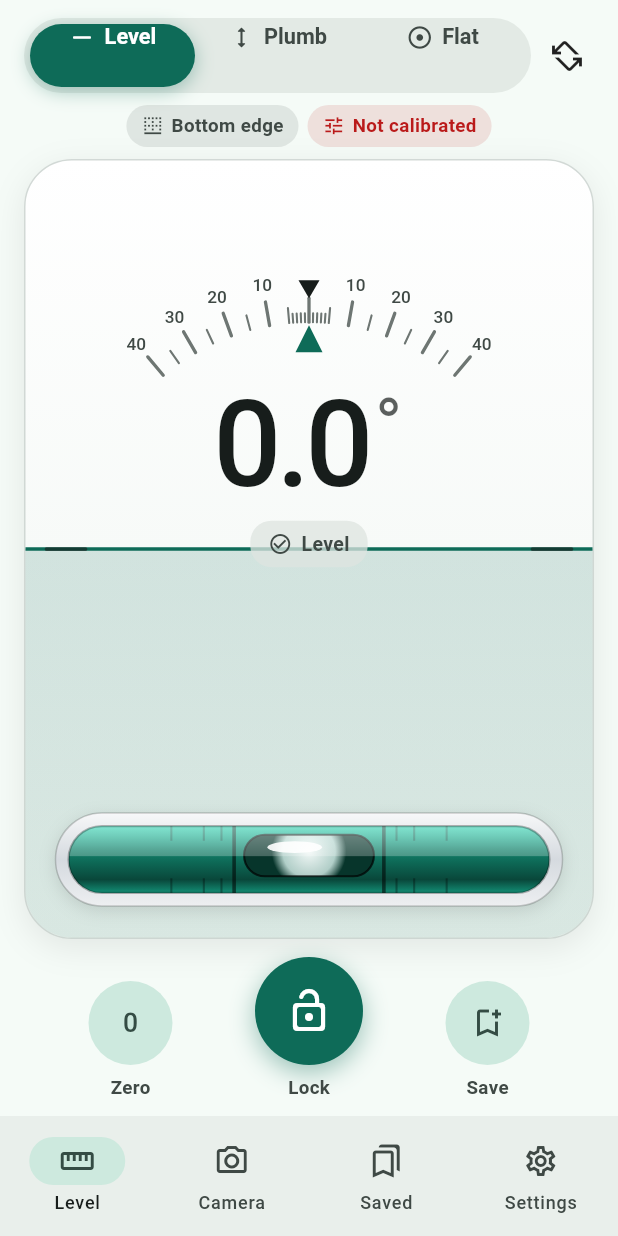
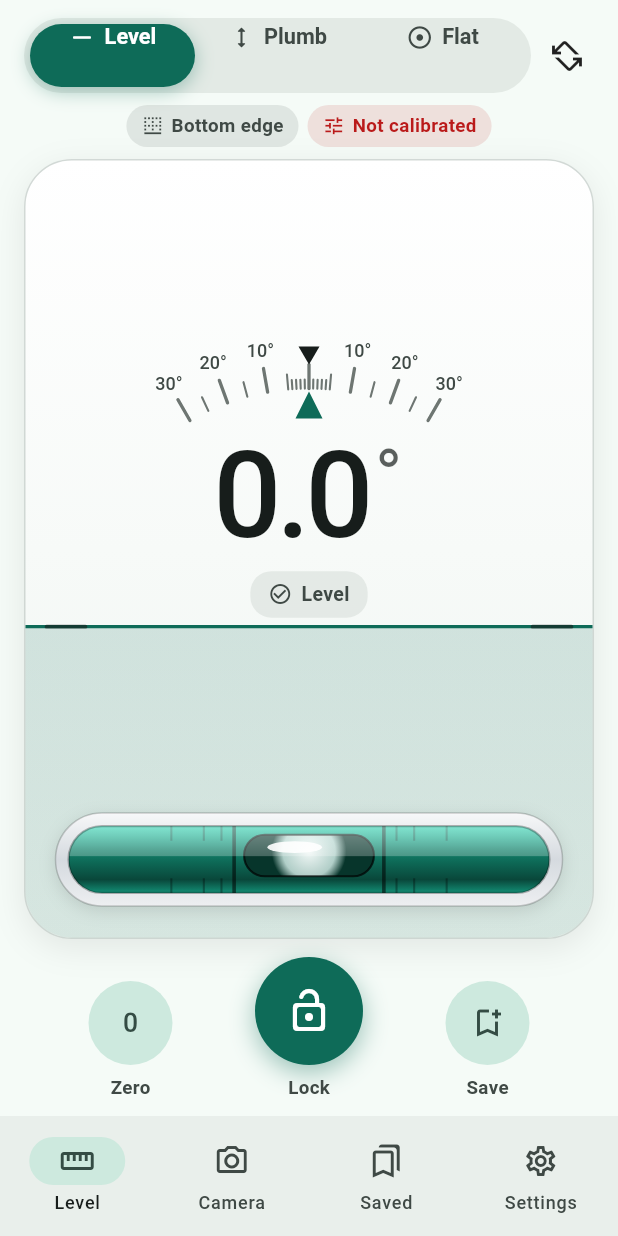
Before and after one commit to razvannicu15/Nivela, a Flutter app: the screen it shows after launch, on a phone screen of 412 x 824 dp. Run offline on Flutter 3.47's test engine with Material 3 defaults, Android fonts, the phone set to English and light mode, and no system bars; our stand-ins replace camera.

Commit message:
Larger, less crowded roll scale
Co-Authored-By: Claude Opus 5.5 <noreply@anthropic.com>
Claude-Session: https://claude.ai/code/session_01PSH8SsYx9vLsPuXhkJxfXr

```diff
--- a/lib/ui/level_page.dart
+++ b/lib/ui/level_page.dart
@@ -237,7 +237,7 @@ class _LevelView extends StatelessWidget {
         Positioned(
           left: 0,
           right: 0,
-          top: c.dy - rad * 0.72,
+          top: c.dy - rad * 0.80,
           child: Column(mainAxisSize: MainAxisSize.min, children: [
             Readout(shown, level: level, dash: !ok, size: rad < 140 ? 64 : 80),
             const SizedBox(height: 10),
--- a/lib/ui/painters.dart
+++ b/lib/ui/painters.dart
@@ -113,8 +113,8 @@ class LevelPainter extends CustomPainter {
   final Color alert;
   final double tolerance;
 
-  static Offset center(Size s) => Offset(s.width / 2, s.height * 0.50);
-  static double radius(Size s) => math.min(s.width * 0.40, s.height * 0.36);
+  static Offset center(Size s) => Offset(s.width / 2, s.height * 0.60);
+  static double radius(Size s) => math.min(s.width * 0.42, s.height * 0.44);
 
   @override
   void paint(Canvas canvas, Size size) {
@@ -139,9 +139,9 @@ class LevelPainter extends CustomPainter {
     canvas.drawLine(Offset(-big, 0), Offset(big, 0), Paint()..color = accent..strokeWidth = level ? 3 : 2.2);
     canvas.restore();
 
-    // Fixed roll scale (device), ±40°.
+    // Fixed roll scale (device), ±30°.
     final tick = Paint()..color = cs.onSurfaceVariant.withValues(alpha: 0.75)..strokeCap = StrokeCap.round;
-    for (var d = -40; d <= 40; d++) {
+    for (var d = -30; d <= 30; d++) {
       final major = d % 10 == 0, mid = d % 5 == 0;
       if (!major && !mid && d.abs() > 5) continue;
       final a = d * _rad;
@@ -150,7 +150,7 @@ class LevelPainter extends CustomPainter {
       tick.strokeWidth = major ? 2.2 : 1.4;
       canvas.drawLine(c + dir * r, c + dir * (r + len), tick);
       if (major && d != 0) {
-        final tp = _label('${d.abs()}', cs.onSurfaceVariant, 11.5);
+        final tp = _label('${d.abs()}°', cs.onSurfaceVariant, 12);
         tp.paint(canvas, c + dir * (r + 28) - Offset(tp.width / 2, tp.height / 2));
       }
     }
```
